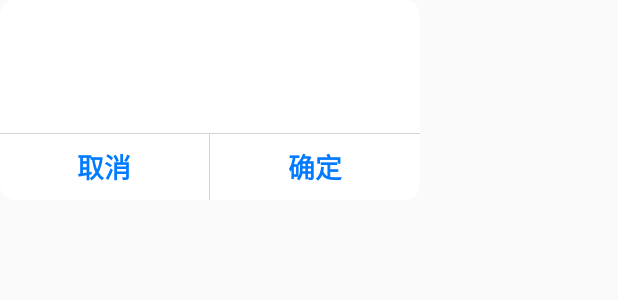
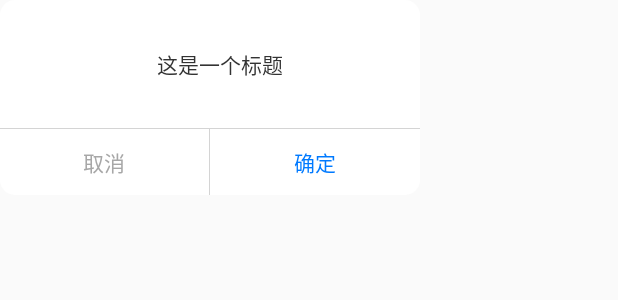
Before and after one commit to yxr2222222/AndroidBaseDemo, an Android app: the layout layout_dialog_cancel_confirm.xml on its own in the app's theme, with its tools: preview values and no code run, on a phone screen of 412 x 824 dp. Shown: the top 300 px of the screen. Run offline under Robolectric (Android 15) with nearby library versions, the phone set to English and light mode, and no system bars.

Commit message:
CancelDialog样式优化

```diff
--- a/base/build.gradle
+++ b/base/build.gradle
@@ -9,7 +9,7 @@ android {
         minSdkVersion 16
         targetSdkVersion 28
         versionCode 1
-        versionName "2.3.1"
+        versionName "2.3.2"
 
         testInstrumentationRunner "androidx.test.runner.AndroidJUnitRunner"
     }
--- a/base/src/main/res/layout/layout_dialog_cancel_confirm.xml
+++ b/base/src/main/res/layout/layout_dialog_cancel_confirm.xml
@@ -2,6 +2,7 @@
 <LinearLayout xmlns:android="http://schemas.android.com/apk/res/android"
     android:layout_width="280dp"
     android:layout_height="wrap_content"
+    xmlns:tools="http://schemas.android.com/tools"
     android:background="@drawable/shape_white_ffffff_radius10"
     android:gravity="center"
     android:orientation="vertical">
@@ -13,9 +14,9 @@
         android:layout_marginLeft="@dimen/dp14"
         android:layout_marginTop="@dimen/dp32"
         android:paddingRight="@dimen/dp14"
-        android:textColor="@color/black_000000"
-        android:textSize="@dimen/sp18"
-        android:textStyle="bold" />
+        tools:text="这是一个标题"
+        android:textColor="@color/black_333333"
+        android:textSize="@dimen/sp14" />
 
     <View
         android:layout_width="match_parent"
@@ -36,9 +37,8 @@
             android:layout_weight="1"
             android:gravity="center"
             android:text="@string/cancel"
-            android:textColor="@color/blue_007aff"
-            android:textSize="@dimen/sp18"
-            android:textStyle="bold" />
+            android:textColor="@color/gray_a7a7a7"
+            android:textSize="@dimen/sp14"/>
 
         <View
             android:layout_width="@dimen/dp0_5"
@@ -53,7 +53,6 @@
             android:gravity="center"
             android:text="@string/confirm"
             android:textColor="@color/blue_007aff"
-            android:textSize="@dimen/sp18"
-            android:textStyle="bold" />
+            android:textSize="@dimen/sp14"/>
     </LinearLayout>
 </LinearLayout>
```
